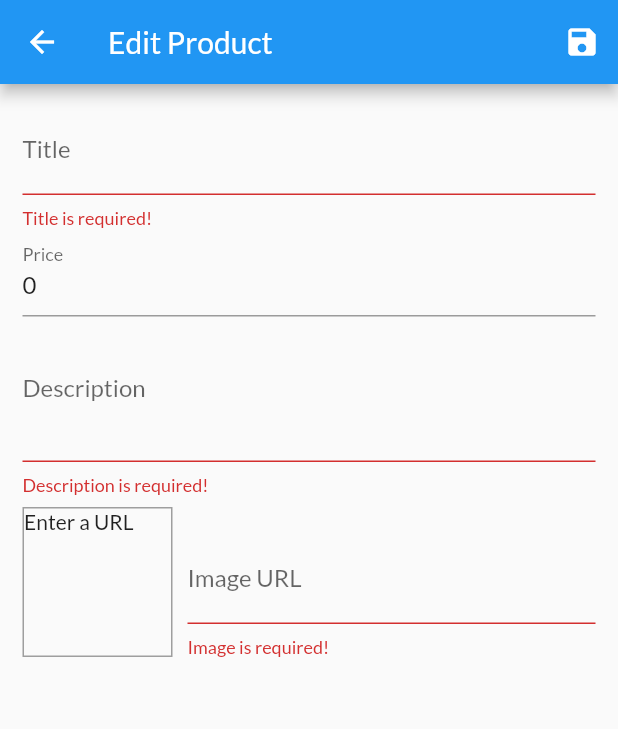
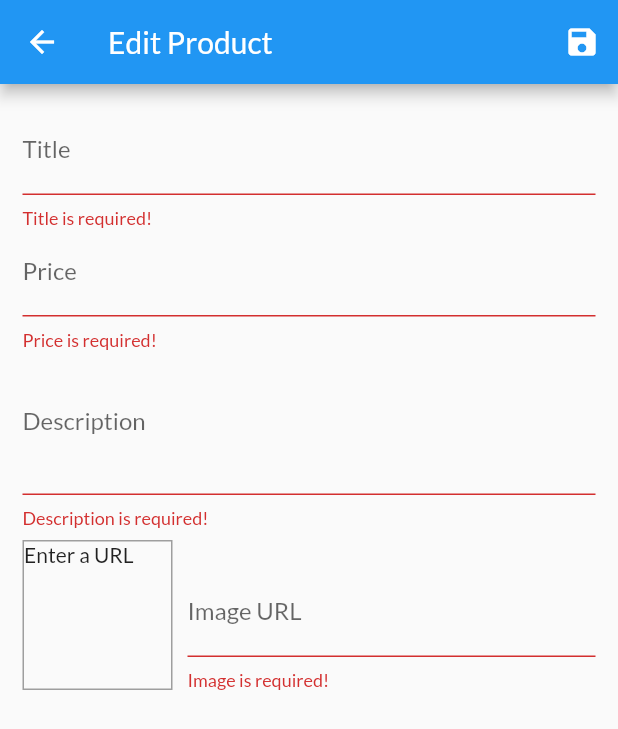
Before and after one commit to kortby/grepha-flutter, a Flutter app: the EditProduct screen opened by its route, after a tap on the "save" icon, on a phone screen of 412 x 824 dp. Shown: the top 729 px of the screen. Run offline on Flutter 3.47's test engine with Material 2 defaults, Android fonts, the phone set to English and light mode, and no system bars; network calls fail.

Commit message:
fixing update

```diff
--- a/lib/models/product.dart
+++ b/lib/models/product.dart
@@ -1,7 +1,7 @@
 import 'package:flutter/foundation.dart';
 
 class Product with ChangeNotifier {
-  final String id;
+  final String? id;
   final String title;
   final String description;
   final double price;
--- a/lib/screens/edit_product.dart
+++ b/lib/screens/edit_product.dart
@@ -18,14 +18,21 @@ class _EditProductState extends State<EditProduct> {
   final _imageUrlFocusNode = FocusNode();
   final _form = GlobalKey<FormState>();
 
-  Product _editedProduct = Product(
+  var _editedProduct = Product(
+    id: null,
     title: '',
+    price: 0,
     description: '',
-    price: 0,
     imageUrl: '',
-    isFavorite: false,
-    id: '',
   );
+  var _initValues = {
+    'title': '',
+    'description': '',
+    'price': '',
+    'imageUrl': '',
+  };
+  var _isInit = true;
+  var _isLoading = false;
 
   @override
   void initState() {
@@ -43,29 +50,20 @@ class _EditProductState extends State<EditProduct> {
     super.dispose();
   }
 
-  var _isInit = true;
-  var _isLoading = false;
-
-  var _intValues = {
-    'title': '',
-    'price': 0,
-    'description': '',
-    'imageUrl': '',
-  };
-
-  @override
   void didChangeDependencies() {
     if (_isInit) {
       final productId = ModalRoute.of(context)!.settings.arguments as String?;
       if (productId != null) {
-        final editedProd = Provider.of<ProductProvider>(context, listen: false)
+        _editedProduct = Provider.of<ProductProvider>(context, listen: false)
             .findById(productId);
-        _intValues = {
-          'title': editedProd.title,
-          'price': editedProd.price.toString(),
-          'description': editedProd.description,
+        _initValues = {
+          'title': _editedProduct.title,
+          'description': _editedProduct.description,
+          'price': _editedProduct.price.toString(),
+          // 'imageUrl': _editedProduct.imageUrl,
+          'imageUrl': '',
         };
-        _imageUrlController.text = editedProd.imageUrl;
+        _imageUrlController.text = _editedProduct.imageUrl;
       }
     }
     _isInit = false;
@@ -88,17 +86,47 @@ class _EditProductState extends State<EditProduct> {
     setState(() {
       _isLoading = true;
     });
-    if (_editedProduct.id.isNotEmpty) {
-      Provider.of<ProductProvider>(context, listen: false)
-          .updateProduct(_editedProduct.id, _editedProduct);
-      Navigator.of(context).pop();
+    var prodId = _editedProduct.id;
+    print('to edit $prodId');
+    if (prodId != null) {
+      print('we are updating =========');
+      try {
+        await Provider.of<ProductProvider>(context, listen: false)
+            .updateProduct(_editedProduct.id!, _editedProduct);
+        Navigator.of(context).pop();
+      } catch (e) {
+        showDialog(
+          context: context,
+          builder: (ctx) => AlertDialog(
+            title: const Text(
+              'Something went wrong!',
+            ),
+            content: Text(
+              'Something went wrong! Please try later. ${e.toString()}',
+            ),
+            actions: [
+              ElevatedButton(
+                onPressed: () {
+                  Navigator.of(context).pop();
+                },
+                child: const Text('Okay'),
+              ),
+            ],
+          ),
+        );
+      } finally {
+        setState(() {
+          _isLoading = false;
+        });
+      }
     } else {
+      print('we are adding ====== adding ========');
       try {
         await Provider.of<ProductProvider>(context, listen: false)
             .addProduct(_editedProduct);
         Navigator.of(context).pop();
       } catch (e) {
-        await showDialog(
+        showDialog(
           context: context,
           builder: (ctx) => AlertDialog(
             title: const Text(
@@ -148,7 +176,7 @@ class _EditProductState extends State<EditProduct> {
                 child: ListView(
                   children: [
                     TextFormField(
-                      initialValue: _intValues['title'].toString(),
+                      initialValue: _initValues['title'].toString(),
                       decoration: const InputDecoration(
                         labelText: 'Title',
                       ),
@@ -174,7 +202,7 @@ class _EditProductState extends State<EditProduct> {
                       },
                     ),
                     TextFormField(
-                      initialValue: _intValues['price'].toString(),
+                      initialValue: _initValues['price'].toString(),
                       decoration: const InputDecoration(
                         labelText: 'Price',
                       ),
@@ -209,7 +237,7 @@ class _EditProductState extends State<EditProduct> {
                       decoration: const InputDecoration(
                         labelText: 'Description',
                       ),
-                      initialValue: _intValues['description'].toString(),
+                      initialValue: _initValues['description'].toString(),
                       textInputAction: TextInputAction.next,
                       maxLines: 3,
                       keyboardType: TextInputType.multiline,
```
Also changed, not shown: lib/providers/product_provider.dart (+24 -7 lines), lib/screens/user_products.dart (+8 -1 lines).
